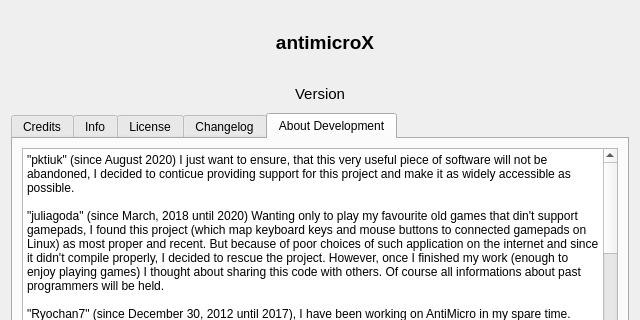
First picture: the form in src/aboutdialog.ui, repository AntiMicroX/antimicrox, before the edit; both pictures show x 0 to 640 and y 0 to 320 of the 640 by 480 pixel window.
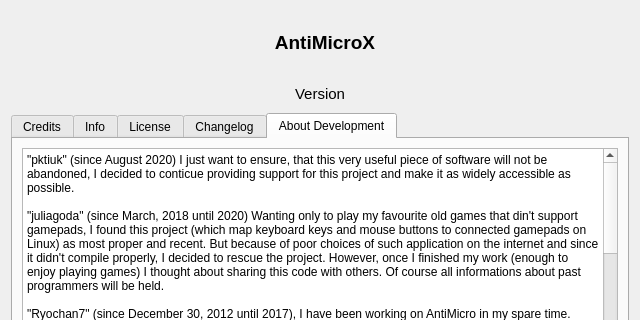
Second picture: the form after the edit. Icons and pictures are not drawn.

Commit message: chore(cleanup): rename GUI to AntiMicroX, remove antimicroX references, repo rename (#28)

Diff of the .ui file:
```diff
--- a/src/aboutdialog.ui
+++ b/src/aboutdialog.ui
@@ -84,7 +84,7 @@
         </font>
        </property>
        <property name="text">
-        <string>antimicroX</string>
+        <string>AntiMicroX</string>
        </property>
        <property name="alignment">
         <set>Qt::AlignHCenter|Qt::AlignTop</set>
```
Left out of the diff: 4 changed lines with no effect on the pictures. The commit also changes 289 other files.
